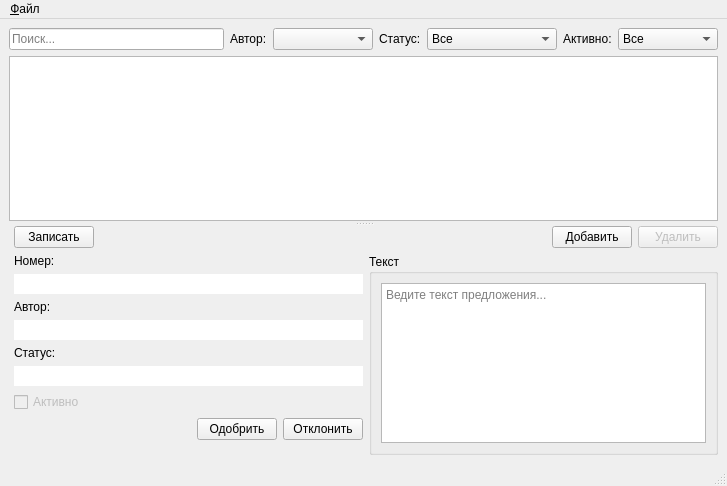
Before: the Qt Designer form mainwindow.ui in igrekus/lpf_measure, drawn with Qt 5.
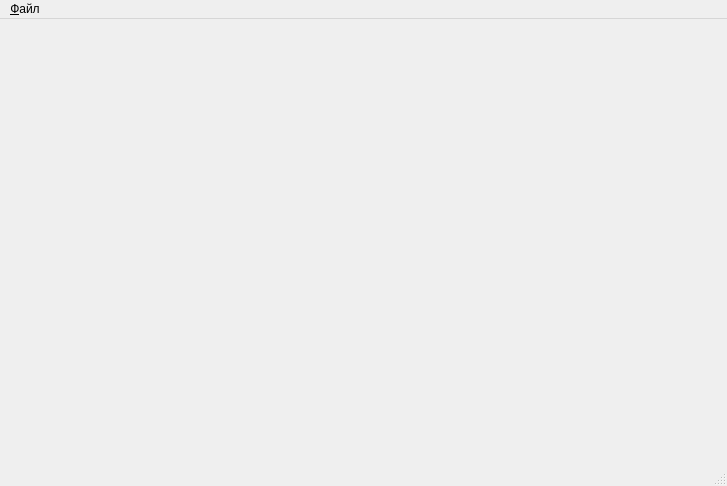
After: the same form once the commit is applied.

Commit message: Main window UI cleanup

Patch:
```diff
--- a/mainwindow.ui
+++ b/mainwindow.ui
@@ -14,435 +14,7 @@
    <string>Коробка предложений</string>
   </property>
   <widget class="QWidget" name="centralwidget">
-   <layout class="QVBoxLayout" name="verticalLayout_6">
-    <item>
-     <widget class="QSplitter" name="splitter">
-      <property name="orientation">
-       <enum>Qt::Vertical</enum>
-      </property>
-      <property name="opaqueResize">
-       <bool>true</bool>
-      </property>
-      <property name="handleWidth">
-       <number>5</number>
-      </property>
-      <property name="childrenCollapsible">
-       <bool>false</bool>
-      </property>
-      <widget class="QWidget" name="layoutWidget">
-       <layout class="QVBoxLayout" name="verticalLayout_5">
-        <item>
-         <layout class="QHBoxLayout" name="horizontalLayout_5">
-          <item>
-           <widget class="QLineEdit" name="editSearch">
-            <property name="toolTip">
-             <string>Фильтровать предложения по введённой строке</string>
-            </property>
-            <property name="placeholderText">
-             <string>Поиск...</string>
-            </property>
-           </widget>
-          </item>
-          <item>
-           <widget class="QLabel" name="lblAuthorFilter">
-            <property name="text">
-             <string>Автор:</string>
-            </property>
-           </widget>
-          </item>
-          <item>
-           <widget class="QComboBox" name="comboAuthorFilter">
-            <property name="minimumSize">
-             <size>
-              <width>100</width>
-              <height>0</height>
-             </size>
-            </property>
-            <property name="toolTip">
-             <string>Фильтровать предложения по автору</string>
-            </property>
-           </widget>
-          </item>
-          <item>
-           <widget class="QLabel" name="lblStatus_2">
-            <property name="text">
-             <string>Статус:</string>
-            </property>
-           </widget>
-          </item>
-          <item>
-           <widget class="QComboBox" name="comboStatusFilter">
-            <property name="toolTip">
-             <string>Фильтровать предложения по статусу</string>
-            </property>
-            <item>
-             <property name="text">
-              <string>Все</string>
-             </property>
-            </item>
-            <item>
-             <property name="text">
-              <string>Одобрено</string>
-             </property>
-            </item>
-            <item>
-             <property name="text">
-              <string>На рассмотрении</string>
-             </property>
-            </item>
-            <item>
-             <property name="text">
-              <string>Отклонено</string>
-             </property>
-            </item>
-           </widget>
-          </item>
-          <item>
-           <widget class="QLabel" name="lblStatus">
-            <property name="text">
-             <string>Активно:</string>
-            </property>
-           </widget>
-          </item>
-          <item>
-           <widget class="QComboBox" name="comboActiveFilter">
-            <property name="toolTip">
-             <string>Фильтроватьпредложения по активности</string>
-            </property>
-            <item>
-             <property name="text">
-              <string>Все</string>
-             </property>
-            </item>
-            <item>
-             <property name="text">
-              <string>Активные</string>
-             </property>
-            </item>
-            <item>
-             <property name="text">
-              <string>Неактивные</string>
-             </property>
-            </item>
-           </widget>
-          </item>
-         </layout>
-        </item>
-        <item>
-         <widget class="QTableView" name="tableSuggestions">
-          <property name="minimumSize">
-           <size>
-            <width>600</width>
-            <height>0</height>
-           </size>
-          </property>
-         </widget>
-        </item>
-       </layout>
-      </widget>
-      <widget class="QWidget" name="layoutWidget">
-       <layout class="QVBoxLayout" name="verticalLayout_4">
-        <item>
-         <layout class="QHBoxLayout" name="horizontalLayout_2">
-          <item>
-           <spacer name="horizontalSpacer_3">
-            <property name="orientation">
-             <enum>Qt::Horizontal</enum>
-            </property>
-            <property name="sizeType">
-             <enum>QSizePolicy::Fixed</enum>
-            </property>
-            <property name="sizeHint" stdset="0">
-             <size>
-              <width>5</width>
-              <height>20</height>
-             </size>
-            </property>
-           </spacer>
-          </item>
-          <item>
-           <widget class="QPushButton" name="btnSave">
-            <property name="toolTip">
-             <string>Записать все изменённые данные</string>
-            </property>
-            <property name="text">
-             <string>Записать</string>
-            </property>
-           </widget>
-          </item>
-          <item>
-           <spacer name="horizontalSpacer">
-            <property name="orientation">
-             <enum>Qt::Horizontal</enum>
-            </property>
-            <property name="sizeHint" stdset="0">
-             <size>
-              <width>40</width>
-              <height>20</height>
-             </size>
-            </property>
-           </spacer>
-          </item>
-          <item>
-           <widget class="QPushButton" name="btnAdd">
-            <property name="toolTip">
-             <string>Добавить новое предложение</string>
-            </property>
-            <property name="text">
-             <string>Добавить</string>
-            </property>
-           </widget>
-          </item>
-          <item>
-           <widget class="QPushButton" name="btnDel">
-            <property name="enabled">
-             <bool>false</bool>
-            </property>
-            <property name="toolTip">
-             <string>Удалить выбранное предложение</string>
-            </property>
-            <property name="text">
-             <string>Удалить</string>
-            </property>
-           </widget>
-          </item>
-         </layout>
-        </item>
-        <item>
-         <layout class="QHBoxLayout" name="horizontalLayout_4">
-          <item>
-           <spacer name="horizontalSpacer_4">
-            <property name="orientation">
-             <enum>Qt::Horizontal</enum>
-            </property>
-            <property name="sizeType">
-             <enum>QSizePolicy::Fixed</enum>
-            </property>
-            <property name="sizeHint" stdset="0">
-             <size>
-              <width>5</width>
-              <height>20</height>
-             </size>
-            </property>
-           </spacer>
-          </item>
-          <item>
-           <layout class="QVBoxLayout" name="verticalLayout_3">
-            <item>
-             <layout class="QVBoxLayout" name="verticalLayout_2">
-              <item>
-               <layout class="QFormLayout" name="formLayout">
-                <property name="sizeConstraint">
-                 <enum>QLayout::SetFixedSize</enum>
-                </property>
-                <property name="rowWrapPolicy">
-                 <enum>QFormLayout::WrapAllRows</enum>
-                </property>
-                <item row="0" column="0">
-                 <widget class="QLabel" name="lblIdLabel">
-                  <property name="sizePolicy">
-                   <sizepolicy hsizetype="Preferred" vsizetype="Fixed">
-                    <horstretch>0</horstretch>
-                    <verstretch>0</verstretch>
-                   </sizepolicy>
-                  </property>
-                  <property name="text">
-                   <string>Номер:</string>
-                  </property>
-                 </widget>
-                </item>
-                <item row="1" column="0">
-                 <widget class="QLabel" name="lblAuthor">
-                  <property name="sizePolicy">
-                   <sizepolicy hsizetype="Preferred" vsizetype="Fixed">
-                    <horstretch>0</horstretch>
-                    <verstretch>0</verstretch>
-                   </sizepolicy>
-                  </property>
-                  <property name="text">
-                   <string>Автор:</string>
-                  </property>
-                 </widget>
-                </item>
-                <item row="1" column="1">
-                 <widget class="QLineEdit" name="editAuthor">
-                  <property name="enabled">
-                   <bool>true</bool>
-                  </property>
-                  <property name="frame">
-                   <bool>false</bool>
-                  </property>
-                  <property name="readOnly">
-                   <bool>true</bool>
-                  </property>
-                 </widget>
-                </item>
-                <item row="2" column="0">
-                 <widget class="QLabel" name="lblApprove">
-                  <property name="sizePolicy">
-                   <sizepolicy hsizetype="Preferred" vsizetype="Fixed">
-                    <horstretch>0</horstretch>
-                    <verstretch>0</verstretch>
-                   </sizepolicy>
-                  </property>
-                  <property name="text">
-                   <string>Статус:</string>
-                  </property>
-                 </widget>
-                </item>
-                <item row="2" column="1">
-                 <widget class="QLineEdit" name="editApprover">
-                  <property name="enabled">
-                   <bool>true</bool>
-                  </property>
-                  <property name="frame">
-                   <bool>false</bool>
-                  </property>
-                  <property name="readOnly">
-                   <bool>true</bool>
-                  </property>
-                 </widget>
-                </item>
-                <item row="0" column="1">
-                 <widget class="QLineEdit" name="editId">
-                  <property name="frame">
-                   <bool>false</bool>
-                  </property>
-                  <property name="readOnly">
-                   <bool>true</bool>
-                  </property>
-                 </widget>
-                </item>
-               </layout>
-              </item>
-              <item>
-               <layout class="QHBoxLayout" name="horizontalLayout_3">
-                <item>
-                 <widget class="QCheckBox" name="checkActive">
-                  <property name="enabled">
-                   <bool>false</bool>
-                  </property>
-                  <property name="text">
-                   <string>Активно</string>
-                  </property>
-                 </widget>
-                </item>
-                <item>
-                 <spacer name="horizontalSpacer_5">
-                  <property name="orientation">
-                   <enum>Qt::Horizontal</enum>
-                  </property>
-                  <property name="sizeHint" stdset="0">
-                   <size>
-                    <width>40</width>
-                    <height>20</height>
-                   </size>
-                  </property>
-                 </spacer>
-                </item>
-               </layout>
-              </item>
-             </layout>
-            </item>
-            <item>
-             <layout class="QHBoxLayout" name="horizontalLayout">
-              <property name="sizeConstraint">
-               <enum>QLayout::SetFixedSize</enum>
-              </property>
-              <item>
-               <spacer name="horizontalSpacer_2">
-                <property name="orientation">
-                 <enum>Qt::Horizontal</enum>
-                </property>
-                <property name="sizeHint" stdset="0">
-                 <size>
-                  <width>40</width>
-                  <height>20</height>
-                 </size>
-                </property>
-               </spacer>
-              </item>
-              <item>
-               <widget class="QPushButton" name="btnApprove">
-                <property name="toolTip">
-                 <string>Одобрить выбранное предложение</string>
-                </property>
-                <property name="text">
-                 <string>Одобрить</string>
-                </property>
-               </widget>
-              </item>
-              <item>
-               <widget class="QPushButton" name="btnReject">
-                <property name="toolTip">
-                 <string>Отклонить выбранное предложение</string>
-                </property>
-                <property name="text">
-                 <string>Отклонить</string>
-                </property>
-               </widget>
-              </item>
-             </layout>
-            </item>
-            <item>
-             <spacer name="verticalSpacer_2">
-              <property name="orientation">
-               <enum>Qt::Vertical</enum>
-              </property>
-              <property name="sizeType">
-               <enum>QSizePolicy::Expanding</enum>
-              </property>
-              <property name="sizeHint" stdset="0">
-               <size>
-                <width>20</width>
-                <height>40</height>
-               </size>
-              </property>
-             </spacer>
-            </item>
-           </layout>
-          </item>
-          <item>
-           <widget class="QGroupBox" name="groupBox">
-            <property name="title">
-             <string>Текст</string>
-            </property>
-            <layout class="QVBoxLayout" name="verticalLayout">
-             <item>
-              <widget class="QPlainTextEdit" name="textText">
-               <property name="enabled">
-                <bool>true</bool>
-               </property>
-               <property name="sizePolicy">
-                <sizepolicy hsizetype="Expanding" vsizetype="Expanding">
-                 <horstretch>0</horstretch>
-                 <verstretch>0</verstretch>
-                </sizepolicy>
-               </property>
-               <property name="maximumSize">
-                <size>
-                 <width>16777215</width>
-                 <height>16777215</height>
-                </size>
-               </property>
-               <property name="readOnly">
-                <bool>true</bool>
-               </property>
-               <property name="placeholderText">
-                <string>Ведите текст предложения...</string>
-               </property>
-              </widget>
-             </item>
-            </layout>
-           </widget>
-          </item>
-         </layout>
-        </item>
-       </layout>
-      </widget>
-     </widget>
-    </item>
-   </layout>
+   <layout class="QVBoxLayout" name="verticalLayout_6"/>
   </widget>
   <widget class="QMenuBar" name="menubar">
    <property name="geometry">
```
Left out of the diff: 4 changed lines with no effect on the pictures. The commit also changes 2 other files.
